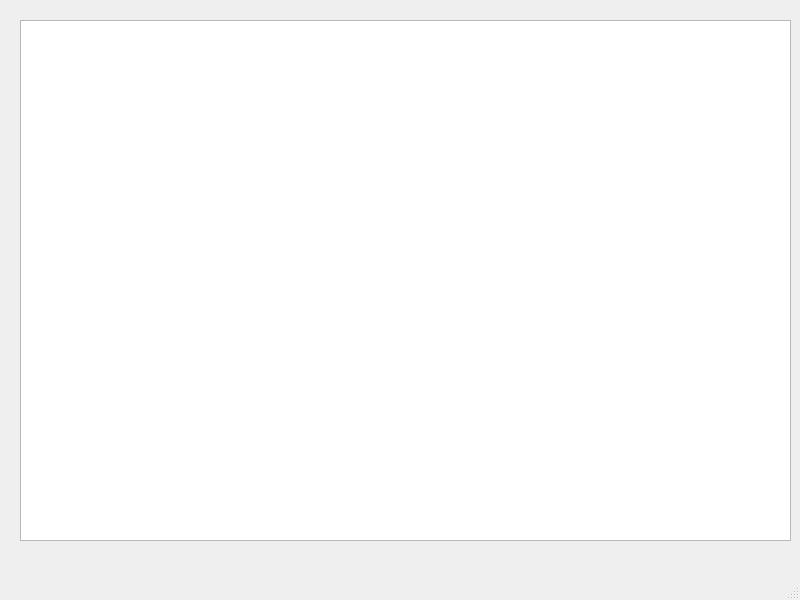
The window that src/imageswindow.ui (kczarnota/similar_images_search_engine) describes before a commit, drawn with Qt 5.
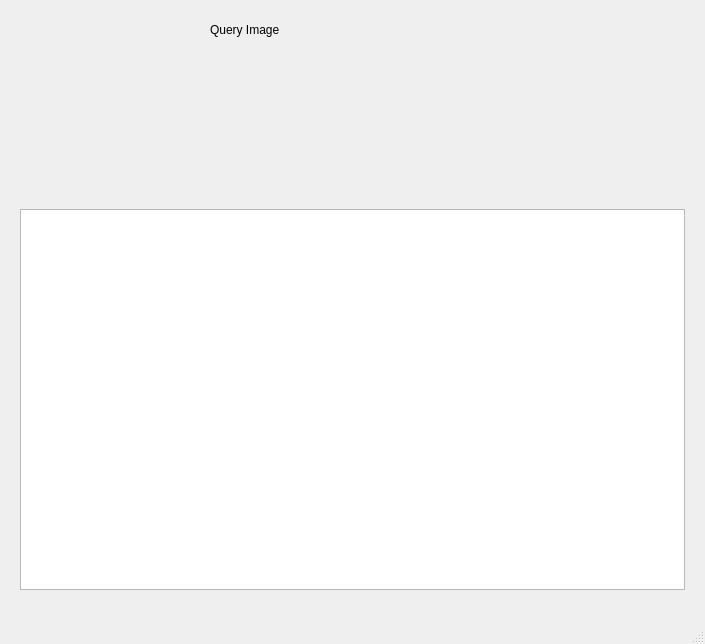
The same window after the commit.

Patch:
```diff
--- a/src/imageswindow.ui
+++ b/src/imageswindow.ui
@@ -6,8 +6,8 @@
    <rect>
     <x>0</x>
     <y>0</y>
-    <width>800</width>
-    <height>600</height>
+    <width>705</width>
+    <height>644</height>
    </rect>
   </property>
   <property name="windowTitle">
@@ -18,10 +18,49 @@
     <property name="geometry">
      <rect>
       <x>20</x>
+      <y>209</y>
+      <width>665</width>
+      <height>381</height>
+     </rect>
+    </property>
+   </widget>
+   <widget class="QLabel" name="queryImageLabel">
+    <property name="geometry">
+     <rect>
+      <x>30</x>
       <y>20</y>
-      <width>771</width>
-      <height>521</height>
+      <width>150</width>
+      <height>150</height>
      </rect>
+    </property>
+    <property name="text">
+     <string/>
+    </property>
+   </widget>
+   <widget class="QLabel" name="queryImageLabelText">
+    <property name="geometry">
+     <rect>
+      <x>210</x>
+      <y>20</y>
+      <width>120</width>
+      <height>20</height>
+     </rect>
+    </property>
+    <property name="text">
+     <string>Query Image</string>
+    </property>
+   </widget>
+   <widget class="QLabel" name="queryImageName">
+    <property name="geometry">
+     <rect>
+      <x>210</x>
+      <y>60</y>
+      <width>120</width>
+      <height>20</height>
+     </rect>
+    </property>
+    <property name="text">
+     <string/>
     </property>
    </widget>
   </widget>
```
Left out of the diff: 2 changed lines with no effect on the pictures.
